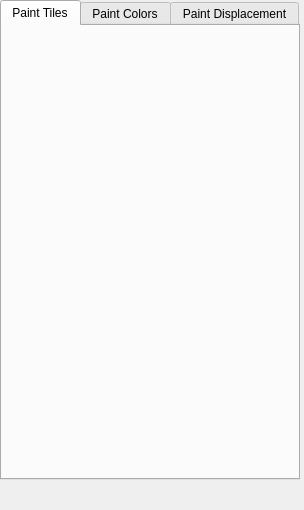
First picture: the form in code/nel/tools/3d/object_viewer_qt/src/plugins/zone_painter/painter_dock_widget.ui, repository ryzom/ryzomcore, before the edit.
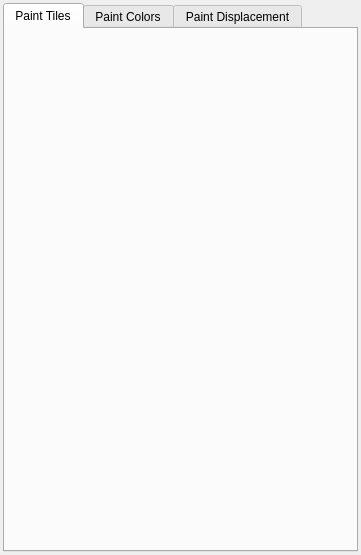
Second picture: the form after the edit.

Commit message: Corrected layout in zone painter.

```diff
--- a/code/nel/tools/3d/object_viewer_qt/src/plugins/zone_painter/painter_dock_widget.ui
+++ b/code/nel/tools/3d/object_viewer_qt/src/plugins/zone_painter/painter_dock_widget.ui
@@ -6,14 +6,14 @@
    <rect>
     <x>0</x>
     <y>0</y>
-    <width>304</width>
-    <height>510</height>
+    <width>361</width>
+    <height>555</height>
    </rect>
   </property>
   <property name="minimumSize">
    <size>
     <width>300</width>
-    <height>80</height>
+    <height>83</height>
    </size>
   </property>
   <property name="features">
@@ -23,15 +23,15 @@
    <string>Painter Modes</string>
   </property>
   <widget class="QWidget" name="dockWidgetContents">
+   <layout class="QGridLayout" name="gridLayout">
+    <property name="margin">
+     <number>3</number>
+    </property>
+    <property name="spacing">
+     <number>1</number>
+    </property>
+    <item row="0" column="0">
    <widget class="QTabWidget" name="tabWidget">
-    <property name="geometry">
-     <rect>
-      <x>0</x>
-      <y>0</y>
-      <width>300</width>
-      <height>480</height>
-     </rect>
-    </property>
     <property name="currentIndex">
      <number>0</number>
     </property>
@@ -51,6 +51,8 @@
      </attribute>
     </widget>
    </widget>
+    </item>
+   </layout>
   </widget>
  </widget>
  <resources/>
```
Lines whose indentation alone changed are shown as unchanged. The commit also changes 1 other file.
